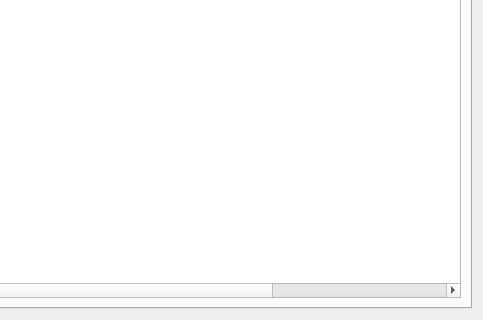
Old version of the form client/Data/UIs/newTeamserverConnection.ui in the repository dmcxblue/Havoc; both pictures show x 544 to 1027 and y 430 to 750 of the 1027 by 750 pixel window.
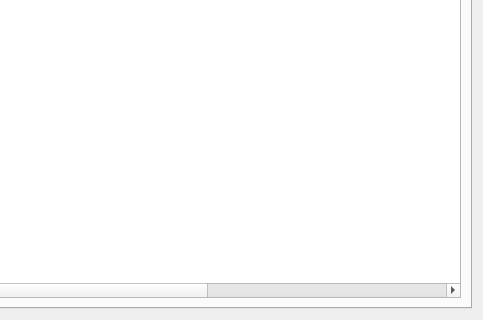
New version of the form.

Commit message: start to add beacon health

```diff
--- a/client/Data/UIs/newTeamserverConnection.ui
+++ b/client/Data/UIs/newTeamserverConnection.ui
@@ -143,6 +143,11 @@
            <string>Last</string>
           </property>
          </column>
+         <column>
+          <property name="text">
+           <string>Health</string>
+          </property>
+         </column>
         </widget>
        </item>
       </layout>
```
The commit also changes 8 other files.
